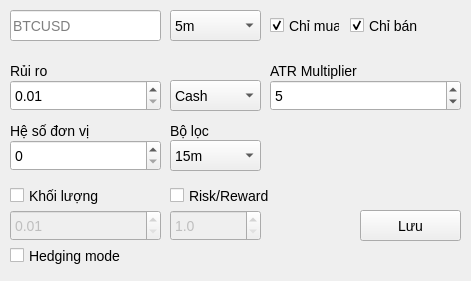
The window that ui/EditWindow.ui (nguyenvantat1182002/rsi-signal-bot) describes before a commit, drawn with Qt 5.
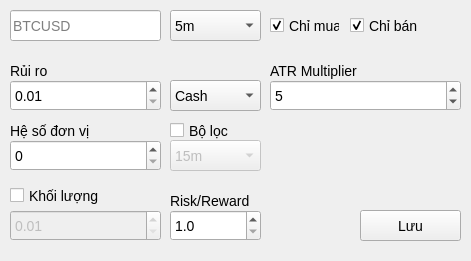
The same window after the commit.

What changed in the file:
```diff
--- a/ui/EditWindow.ui
+++ b/ui/EditWindow.ui
@@ -7,9 +7,21 @@
     <x>0</x>
     <y>0</y>
     <width>471</width>
-    <height>281</height>
+    <height>261</height>
    </rect>
   </property>
+  <property name="minimumSize">
+   <size>
+    <width>471</width>
+    <height>261</height>
+   </size>
+  </property>
+  <property name="maximumSize">
+   <size>
+    <width>471</width>
+    <height>261</height>
+   </size>
+  </property>
   <property name="windowTitle">
    <string>TRADER 3 - EDIT</string>
   </property>
@@ -160,20 +172,10 @@
      <number>100000</number>
     </property>
    </widget>
-   <widget class="QLabel" name="label_4">
-    <property name="geometry">
-     <rect>
-      <x>170</x>
-      <y>120</y>
-      <width>47</width>
-      <height>21</height>
-     </rect>
-    </property>
-    <property name="text">
-     <string>Bộ lọc</string>
-    </property>
-   </widget>
    <widget class="QComboBox" name="comboBox_2">
+    <property name="enabled">
+     <bool>false</bool>
+    </property>
     <property name="geometry">
      <rect>
       <x>170</x>
@@ -209,22 +211,6 @@
      </property>
     </item>
    </widget>
-   <widget class="QCheckBox" name="checkBox_5">
-    <property name="geometry">
-     <rect>
-      <x>10</x>
-      <y>240</y>
-      <width>121</width>
-      <height>31</height>
-     </rect>
-    </property>
-    <property name="cursor">
-     <cursorShape>PointingHandCursor</cursorShape>
-    </property>
-    <property name="text">
-     <string>Hedging mode</string>
-    </property>
-   </widget>
    <widget class="QDoubleSpinBox" name="doubleSpinBox">
     <property name="enabled">
      <bool>false</bool>
@@ -278,7 +264,7 @@
    </widget>
    <widget class="QDoubleSpinBox" name="doubleSpinBox_2">
     <property name="enabled">
-     <bool>false</bool>
+     <bool>true</bool>
     </property>
     <property name="geometry">
      <rect>
@@ -317,22 +303,6 @@
      <string>Khối lượng</string>
     </property>
    </widget>
-   <widget class="QCheckBox" name="checkBox_7">
-    <property name="geometry">
-     <rect>
-      <x>170</x>
-      <y>180</y>
-      <width>101</width>
-      <height>31</height>
-     </rect>
-    </property>
-    <property name="cursor">
-     <cursorShape>PointingHandCursor</cursorShape>
-    </property>
-    <property name="text">
-     <string>Risk/Reward</string>
-    </property>
-   </widget>
    <widget class="QComboBox" name="comboBox_3">
     <property name="geometry">
      <rect>
@@ -378,6 +348,35 @@
      <double>0.010000000000000</double>
     </property>
    </widget>
+   <widget class="QCheckBox" name="checkBox">
+    <property name="geometry">
+     <rect>
+      <x>170</x>
+      <y>120</y>
+      <width>70</width>
+      <height>21</height>
+     </rect>
+    </property>
+    <property name="cursor">
+     <cursorShape>PointingHandCursor</cursorShape>
+    </property>
+    <property name="text">
+     <string>Bộ lọc</string>
+    </property>
+   </widget>
+   <widget class="QLabel" name="label_4">
+    <property name="geometry">
+     <rect>
+      <x>170</x>
+      <y>190</y>
+      <width>81</width>
+      <height>21</height>
+     </rect>
+    </property>
+    <property name="text">
+     <string>Risk/Reward</string>
+    </property>
+   </widget>
   </widget>
  </widget>
  <resources/>
```
